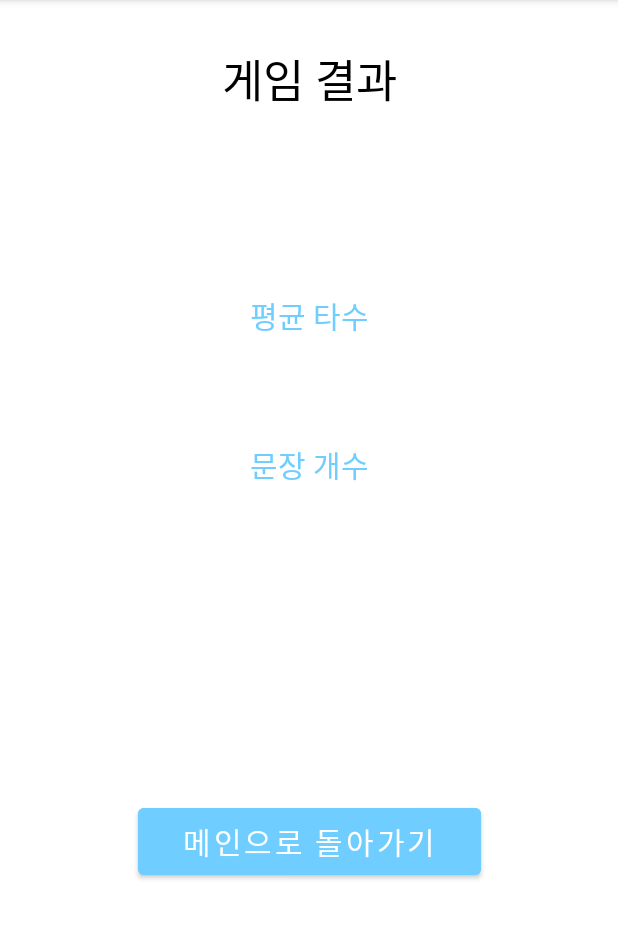
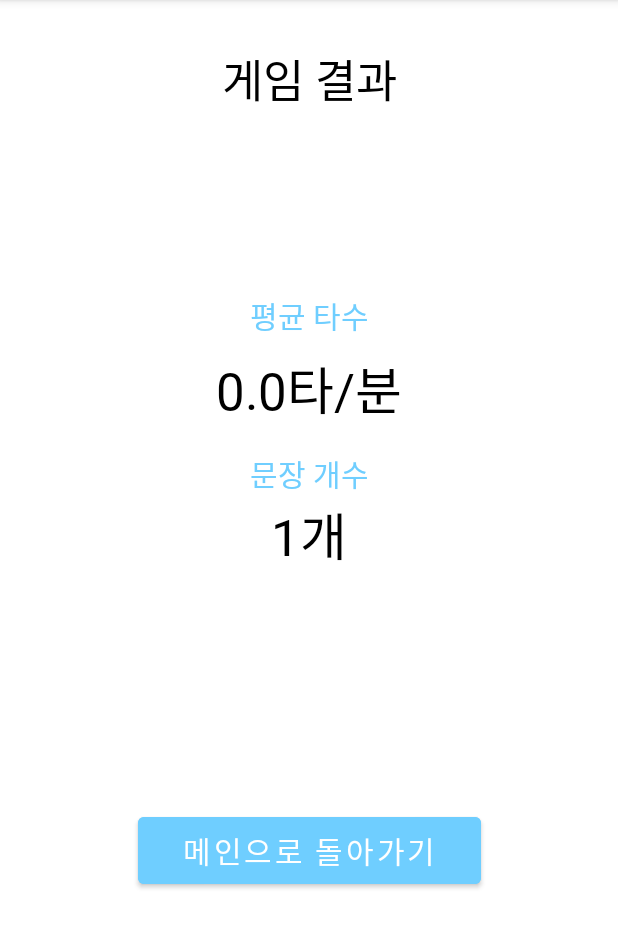
Before and after one commit to samgashyeong/Typing, an Android app: the ResultActivity screen opened directly, with no data from a screen before it, on a phone screen of 412 x 824 dp, the part 84-1032 px from its top. Run offline under Robolectric (Android 15) with nearby library versions, the phone set to English and light mode, and no system bars; our stand-ins replace data binding.

```diff
--- a/app/src/main/java/com/example/typing/view/game/ResultActivity.kt
+++ b/app/src/main/java/com/example/typing/view/game/ResultActivity.kt
@@ -1,10 +1,16 @@
 package com.example.typing.view.game
 
+import android.content.ContentValues.TAG
+import android.content.Context
+import android.content.Intent
+import android.os.Bundle
+import android.util.Log
 import androidx.appcompat.app.AppCompatActivity
-import android.os.Bundle
 import androidx.databinding.DataBindingUtil
 import com.example.typing.R
 import com.example.typing.databinding.ActivityResultBinding
+import com.example.typing.view.MainActivity
+
 
 class ResultActivity : AppCompatActivity() {
     private lateinit var binding: ActivityResultBinding
@@ -12,8 +18,14 @@ class ResultActivity : AppCompatActivity() {
         super.onCreate(savedInstanceState)
         binding = DataBindingUtil.setContentView(this, R.layout.activity_result)
 
+        binding.tpmTv.text = String.format("%.1f타/분", intent.getDoubleExtra("averTPM", 0.0))
+        binding.stageTv.text = String.format("%d개", intent.getIntExtra("stage", 1))
+
+        Log.d(TAG, "onCreate: " + intent.getDoubleExtra("averTPM", 0.0))
+
         binding.button.setOnClickListener {
-
+            startActivity(Intent(this, MainActivity::class.java))
+            finish()
         }
     }
 }
--- a/app/src/main/java/com/example/typing/view/login/SignUpActivity.kt
+++ b/app/src/main/java/com/example/typing/view/login/SignUpActivity.kt
@@ -1,5 +1,6 @@
 package com.example.typing.view.login
 
+import android.content.Intent
 import androidx.appcompat.app.AppCompatActivity
 import android.os.Bundle
 import android.widget.Toast
@@ -54,6 +55,7 @@ class SignUpActivity : AppCompatActivity() {
         }.addOnFailureListener {
             Toast.makeText(this, "죄송합니다. 다시 시도해주세요", Toast.LENGTH_SHORT).show()
         }
+
     }
 
     private fun applyDb(email: String, nickName: String) {
@@ -64,6 +66,7 @@ class SignUpActivity : AppCompatActivity() {
         )
         db.collection("user").document(auth.currentUser?.uid.toString())
             .set(data)
+        startActivity(Intent(this, LoginActivity::class.java))
         finish()
     }
 }
--- a/app/src/main/res/layout/activity_main.xml
+++ b/app/src/main/res/layout/activity_main.xml
@@ -31,7 +31,7 @@
             app:layout_constraintBottom_toTopOf="@+id/normal_game_btn"
             app:layout_constraintEnd_toEndOf="parent"
             app:layout_constraintStart_toStartOf="parent"
-            android:text="오프라인 모드입니다."/>
+            android:text="오프라인 모드입니다." />
 
         <TextView
             android:id="@+id/textView3"
--- a/app/src/main/res/layout/activity_result.xml
+++ b/app/src/main/res/layout/activity_result.xml
@@ -47,10 +47,10 @@
             android:textSize="20sp"
             app:layout_constraintEnd_toEndOf="parent"
             app:layout_constraintStart_toStartOf="parent"
-            app:layout_constraintTop_toBottomOf="@+id/textView7" />
+            app:layout_constraintTop_toBottomOf="@+id/tpm_tv" />
 
         <TextView
-            android:id="@+id/textView7"
+            android:id="@+id/tpm_tv"
             android:layout_width="wrap_content"
             android:layout_height="wrap_content"
             android:layout_marginTop="8dp"
@@ -63,7 +63,7 @@
             tools:text="450타/분" />
 
         <TextView
-            android:id="@+id/textView10"
+            android:id="@+id/stage_tv"
             android:layout_width="wrap_content"
             android:layout_height="wrap_content"
             android:fontFamily="@font/pretendard_semibold"
@@ -89,7 +89,7 @@
             android:paddingHorizontal="30dp"
             android:paddingVertical="7dp"
             app:layout_constraintStart_toStartOf="parent"
-            app:layout_constraintTop_toBottomOf="@+id/textView10" />
+            app:layout_constraintTop_toBottomOf="@+id/stage_tv" />
 
     </androidx.constraintlayout.widget.ConstraintLayout>
 </layout>
```
Also changed, not shown: app/src/main/java/com/example/typing/view/MainActivity.kt (+24 -0 lines), app/src/main/java/com/example/typing/view/game/GameActivity.kt (+11 -12 lines).
